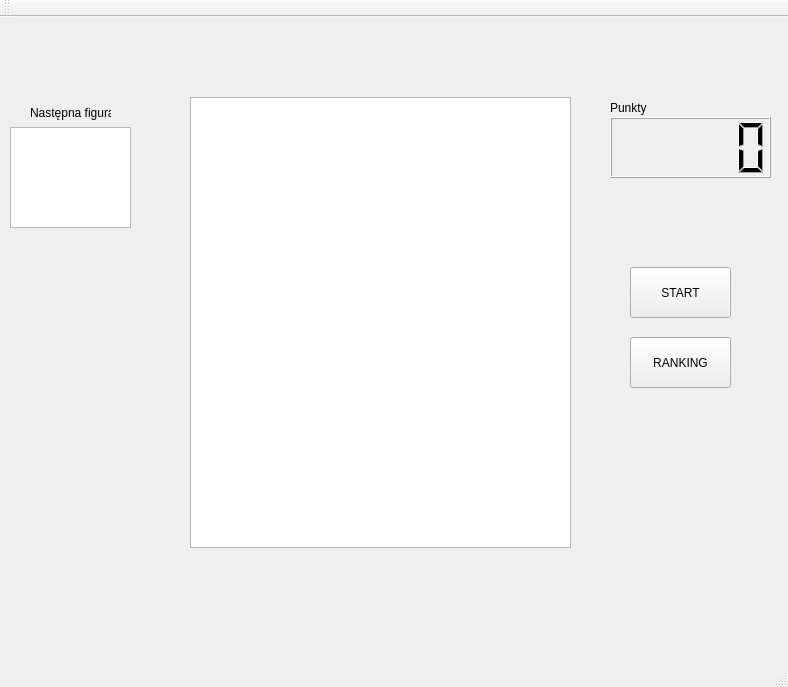
This is TetrisProjekt/mainwindow.ui in longdavid2k17/tetris as Qt 5 draws it before an edit. The edited form follows.
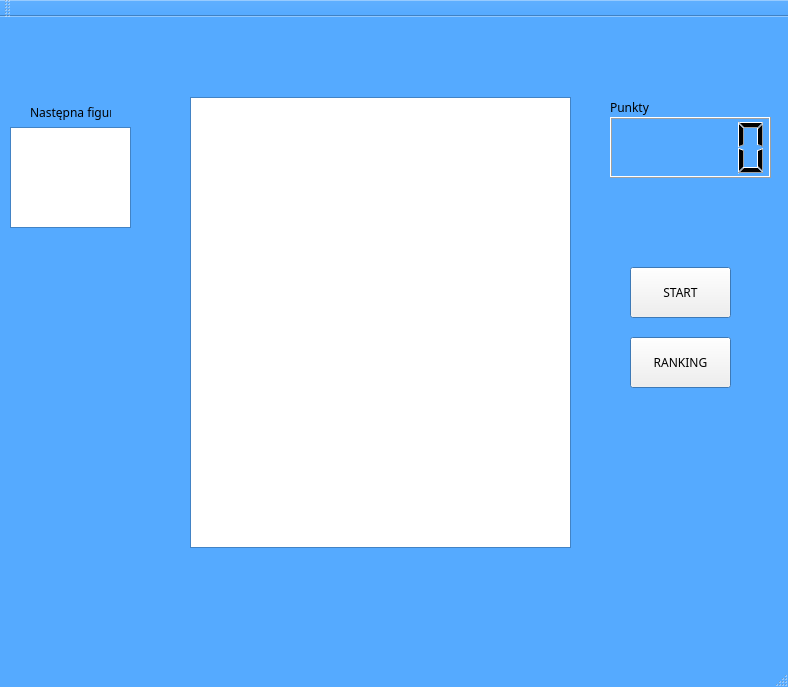
This is the edited form.

Patch:
```diff
--- a/TetrisProjekt/mainwindow.ui
+++ b/TetrisProjekt/mainwindow.ui
@@ -10,6 +10,129 @@
     <height>687</height>
    </rect>
   </property>
+  <property name="palette">
+   <palette>
+    <active>
+     <colorrole role="Text">
+      <brush brushstyle="SolidPattern">
+       <color alpha="255">
+        <red>255</red>
+        <green>255</green>
+        <blue>255</blue>
+       </color>
+      </brush>
+     </colorrole>
+     <colorrole role="Base">
+      <brush brushstyle="SolidPattern">
+       <color alpha="255">
+        <red>255</red>
+        <green>255</green>
+        <blue>255</blue>
+       </color>
+      </brush>
+     </colorrole>
+     <colorrole role="Window">
+      <brush brushstyle="SolidPattern">
+       <color alpha="255">
+        <red>85</red>
+        <green>170</green>
+        <blue>255</blue>
+       </color>
+      </brush>
+     </colorrole>
+     <colorrole role="PlaceholderText">
+      <brush brushstyle="SolidPattern">
+       <color alpha="128">
+        <red>255</red>
+        <green>255</green>
+        <blue>255</blue>
+       </color>
+      </brush>
+     </colorrole>
+    </active>
+    <inactive>
+     <colorrole role="Text">
+      <brush brushstyle="SolidPattern">
+       <color alpha="255">
+        <red>255</red>
+        <green>255</green>
+        <blue>255</blue>
+       </color>
+      </brush>
+     </colorrole>
+     <colorrole role="Base">
+      <brush brushstyle="SolidPattern">
+       <color alpha="255">
+        <red>255</red>
+        <green>255</green>
+        <blue>255</blue>
+       </color>
+      </brush>
+     </colorrole>
+     <colorrole role="Window">
+      <brush brushstyle="SolidPattern">
+       <color alpha="255">
+        <red>85</red>
+        <green>170</green>
+        <blue>255</blue>
+       </color>
+      </brush>
+     </colorrole>
+     <colorrole role="PlaceholderText">
+      <brush brushstyle="SolidPattern">
+       <color alpha="128">
+        <red>255</red>
+        <green>255</green>
+        <blue>255</blue>
+       </color>
+      </brush>
+     </colorrole>
+    </inactive>
+    <disabled>
+     <colorrole role="Text">
+      <brush brushstyle="SolidPattern">
+       <color alpha="255">
+        <red>120</red>
+        <green>120</green>
+        <blue>120</blue>
+       </color>
+      </brush>
+     </colorrole>
+     <colorrole role="Base">
+      <brush brushstyle="SolidPattern">
+       <color alpha="255">
+        <red>85</red>
+        <green>170</green>
+        <blue>255</blue>
+       </color>
+      </brush>
+     </colorrole>
+     <colorrole role="Window">
+      <brush brushstyle="SolidPattern">
+       <color alpha="255">
+        <red>85</red>
+        <green>170</green>
+        <blue>255</blue>
+       </color>
+      </brush>
+     </colorrole>
+     <colorrole role="PlaceholderText">
+      <brush brushstyle="SolidPattern">
+       <color alpha="128">
+        <red>0</red>
+        <green>0</green>
+        <blue>0</blue>
+       </color>
+      </brush>
+     </colorrole>
+    </disabled>
+   </palette>
+  </property>
+  <property name="font">
+   <font>
+    <family>Myriad Pro</family>
+   </font>
+  </property>
   <property name="windowTitle">
    <string>TETRIS by Adam Jochemczyk &amp; Dawid Kańtoch</string>
   </property>
```
Left out of the diff: 2 changed lines with no effect on the pictures.
